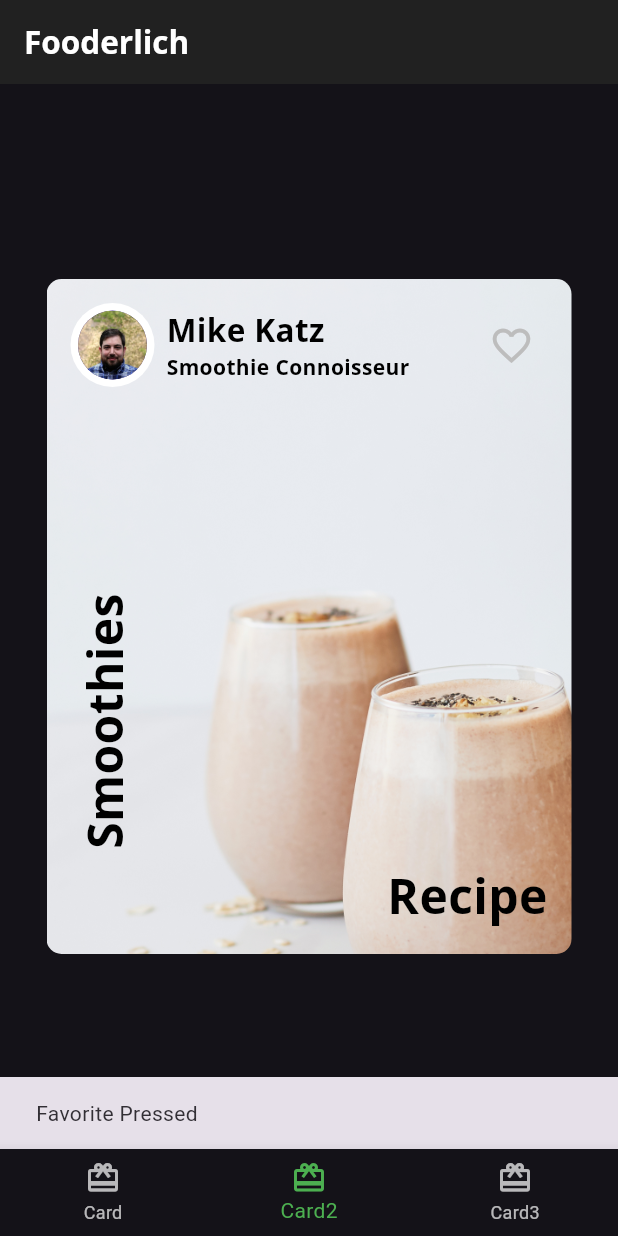
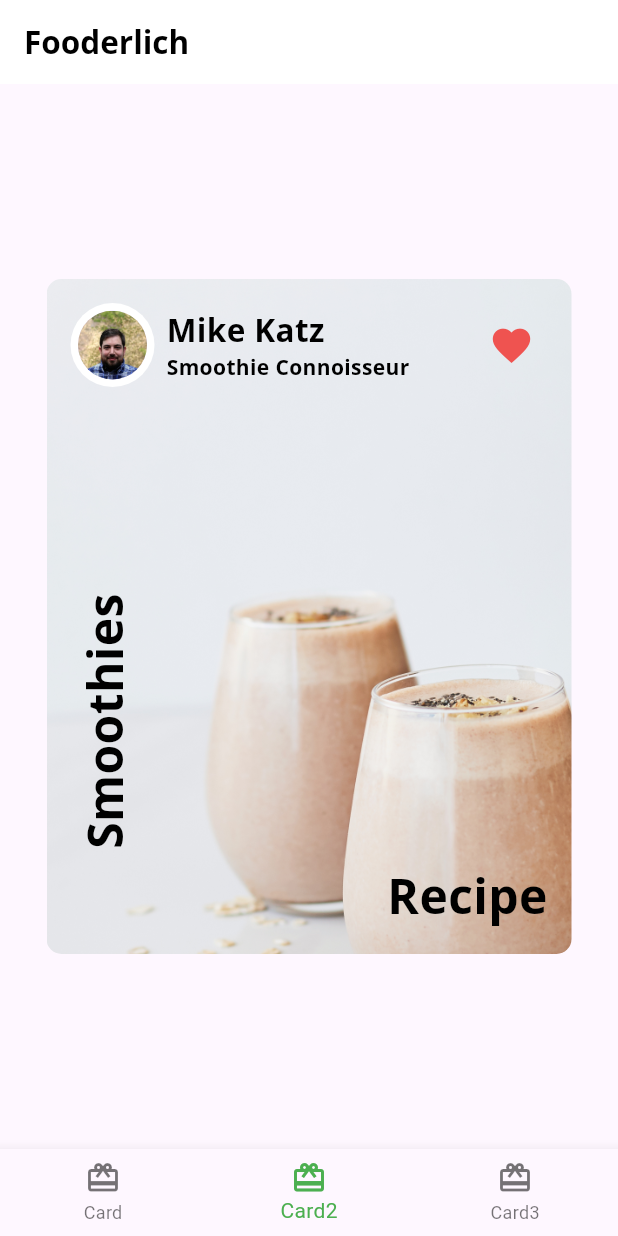
Before and after one commit to azizbibitov/flutter-fooderlich-recipe-app, a Flutter app: the screen it shows after launch, item 2 of the bottom bar chosen, after a tap on the "favorite outline" icon, on a phone screen of 412 x 824 dp. Run offline on Flutter 3.47's test engine with Material 3 defaults, Android fonts, the phone set to English and light mode, and no system bars; our stand-ins replace google_fonts.

Commit message:
added statefull heart icon widget

```diff
--- a/lib/author_card.dart
+++ b/lib/author_card.dart
@@ -2,7 +2,7 @@ import 'package:flutter/material.dart';
 import 'fooderlich_theme.dart';
 import 'circle_image.dart';
 
-class AuthorCard extends StatelessWidget {
+class AuthorCard extends StatefulWidget {
   // 1
   final String authorName;
   final String title;
@@ -15,7 +15,13 @@ class AuthorCard extends StatelessWidget {
     this.imageProvider,
   });
 
-// 2
+  @override
+  State<AuthorCard> createState() => _AuthorCardState();
+}
+
+class _AuthorCardState extends State<AuthorCard> {
+  bool _isFavorited = false;
+
   @override
   Widget build(BuildContext context) {
     return Container(
@@ -27,7 +33,7 @@ class AuthorCard extends StatelessWidget {
           Row(
             children: [
               CircleImage(
-                imageProvider: imageProvider,
+                imageProvider: widget.imageProvider,
                 imageRadius: 28,
               ),
 // 2
@@ -37,11 +43,11 @@ class AuthorCard extends StatelessWidget {
                 crossAxisAlignment: CrossAxisAlignment.start,
                 children: [
                   Text(
-                    authorName,
+                    widget.authorName,
                     style: FooderlichTheme.lightTextTheme.displayMedium,
                   ),
                   Text(
-                    title,
+                    widget.title,
                     style: FooderlichTheme.lightTextTheme.bodySmall,
                   )
                 ],
@@ -49,15 +55,18 @@ class AuthorCard extends StatelessWidget {
             ],
           ),
           IconButton(
-// 4
-              icon: const Icon(Icons.favorite_border),
-              iconSize: 30,
-              color: Colors.grey[400],
-              // 5
-              onPressed: () {
-                const snackBar = SnackBar(content: Text('Favorite Pressed'));
-                ScaffoldMessenger.of(context).showSnackBar(snackBar);
-              }),
+// 1
+            icon: Icon(_isFavorited ? Icons.favorite : Icons.favorite_border),
+            iconSize: 30,
+            // 2
+            color: Colors.red[400],
+            onPressed: () {
+// 3
+              setState(() {
+                _isFavorited = !_isFavorited;
+              });
+            },
+          ),
         ],
       ),
     );
--- a/lib/card2.dart
+++ b/lib/card2.dart
@@ -8,6 +8,7 @@ class Card2 extends StatelessWidget {
   @override
   Widget build(BuildContext context) {
     return Center(
+
       // 1
       child: Container(
         constraints: const BoxConstraints.expand(
--- a/lib/main.dart
+++ b/lib/main.dart
@@ -13,7 +13,7 @@ class Fooderlich extends StatelessWidget {
 
   @override
   Widget build(BuildContext context) {
-    final theme = FooderlichTheme.dark();
+    final theme = FooderlichTheme.light();
     return MaterialApp(
       theme: theme,
       title: 'Fooderlich',
```
